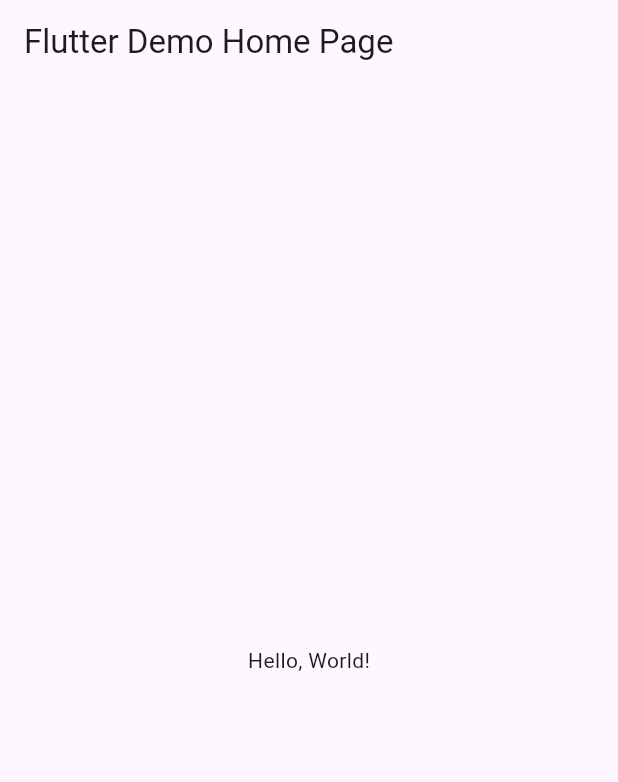
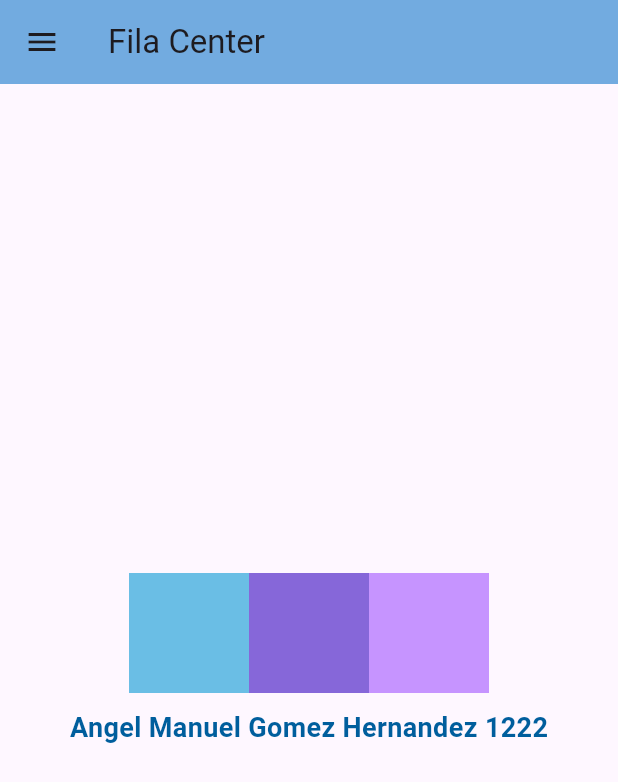
Before and after one commit to AngelManuelGomezHernandez/uII_act4_drawerpag, a Flutter app: the screen it shows after launch, on a phone screen of 412 x 824 dp. Shown: the top 782 px of the screen. Run offline on Flutter 3.47's test engine with Material 3 defaults, Android fonts, the phone set to English and light mode, and no system bars.

```diff
--- /dev/null
+++ b/lib/home.dart
@@ -0,0 +1,54 @@
+import 'package:flutter/material.dart';
+import 'package:uii_act4_gomez1222/drawer_menu.dart';
+
+class Home extends StatelessWidget {
+  static const String routeName = '/home';
+
+  @override
+  Widget build(BuildContext context) {
+    return Scaffold(
+      appBar: AppBar(
+        title: Text("Fila Center"),
+        backgroundColor: Color(0xff72abe0),
+      ),
+      drawer: DrawerMenu(),
+      body: Column(
+        mainAxisAlignment: MainAxisAlignment.center,
+        crossAxisAlignment: CrossAxisAlignment.center,
+        children: <Widget>[
+          Row(
+            mainAxisAlignment: MainAxisAlignment.center,
+            children: <Widget>[
+              Container(
+                padding: const EdgeInsets.all(0.0),
+                color: Color(0xff6abee5),
+                width: 80.0,
+                height: 80.0,
+              ),
+              Container(
+                padding: const EdgeInsets.all(0.0),
+                color: Color(0xff8667d9),
+                width: 80.0,
+                height: 80.0,
+              ),
+              Container(
+                padding: const EdgeInsets.all(0.0),
+                color: Color(0xffc694ff),
+                width: 80.0,
+                height: 80.0,
+              ),
+            ],
+          ),
+          SizedBox(height: 10), // Espacio entre los contenedores y el texto
+          Text(
+            'Angel Manuel Gomez Hernandez 1222',
+            style: TextStyle(
+                fontSize: 18,
+                fontWeight: FontWeight.bold,
+                color: Color(0xff005e9d)),
+          ),
+        ],
+      ),
+    );
+  }
+}
--- a/lib/main.dart
+++ b/lib/main.dart
@@ -1,43 +1,46 @@
+import 'package:uii_act4_gomez1222/movies.dart';
+import 'package:uii_act4_gomez1222/profile.dart';
 import 'package:flutter/material.dart';
+import 'package:uii_act4_gomez1222/spar.dart';
+import 'package:uii_act4_gomez1222/spev.dart';
+import 'package:uii_act4_gomez1222/stra.dart';
 
-void main() => runApp(MyApp());
+import 'contact.dart';
+import 'home.dart';
+
+void main() {
+  runApp(MyApp());
+}
 
 class MyApp extends StatelessWidget {
-  const MyApp({super.key});
+  static const String home = Home.routeName;
+  static const String profile = Profile.routeName;
+  static const String movies = Movies.routeName;
+  static const String contacts = Contact.routeName;
+  static const String spar = Spar.routeName;
+  static const String spev = Spev.routeName;
+  static const String stra = Stra.routeName;
+
   // This widget is the root of your application.
   @override
   Widget build(BuildContext context) {
     return MaterialApp(
-      // Application name
-      title: 'Flutter Hello World',
-      // Application theme data, you can set the colors for the application as
-      // you want
+      debugShowCheckedModeBanner: false,
+      title: 'Ejemplo Drawer Menu',
       theme: ThemeData(
-        // useMaterial3: false,
         primarySwatch: Colors.blue,
+        visualDensity: VisualDensity.adaptivePlatformDensity,
       ),
-      // A widget which will be started on application startup
-      home: MyHomePage(title: 'Flutter Demo Home Page'),
+      routes: {
+        home: (context) => Home(),
+        profile: (context) => Profile(),
+        movies: (context) => Movies(),
+        contacts: (context) => Contact(),
+        spar: (context) => Spar(),
+        spev: (context) => Spev(),
+        stra: (context) => Stra(),
+      },
+      home: Home(),
     );
   }
 }
-
-class MyHomePage extends StatelessWidget {
-  final String title;
-  const MyHomePage({super.key, required this.title});
-
-  @override
-  Widget build(BuildContext context) {
-    return Scaffold(
-      appBar: AppBar(
-        // The title text which will be shown on the action bar
-        title: Text(title),
-      ),
-      body: Center(
-        child: Text(
-          'Hello, World!',
-        ),
-      ),
-    );
-  }
-}
--- a/pubspec.yaml
+++ b/pubspec.yaml
@@ -17,6 +17,8 @@ dev_dependencies:
 
 flutter:
   uses-material-design: true
+  assets:
+     - assets/drawer_header.jpg
   # assets:
   #  - images/a_dot_burr.jpeg
   #  - images/a_dot_ham.jpeg
```
Also changed, not shown: lib/contact.dart (added, +54 -0 lines), lib/drawer_menu.dart (added, +90 -0 lines), lib/movies.dart (added, +54 -0 lines), lib/profile.dart (added, +54 -0 lines), lib/spar.dart (added, +54 -0 lines), lib/spev.dart (added, +51 -0 lines), lib/stra.dart (added, +42 -0 lines), assets/drawer_header.jpg (added).
